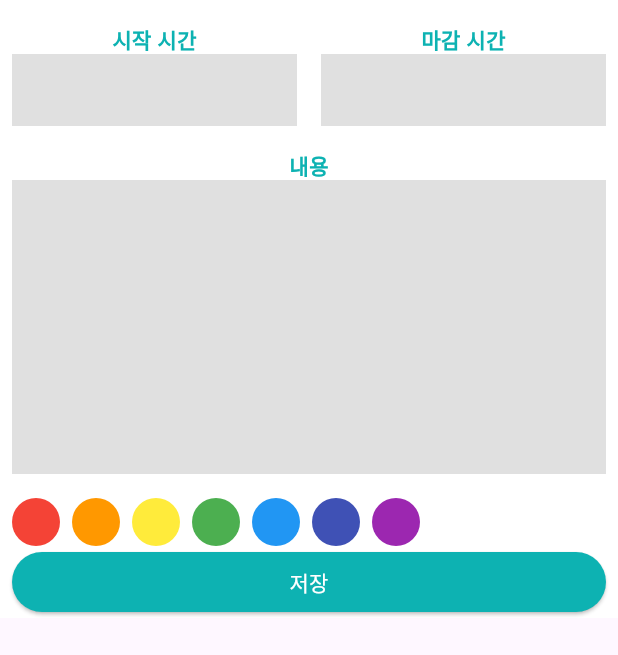
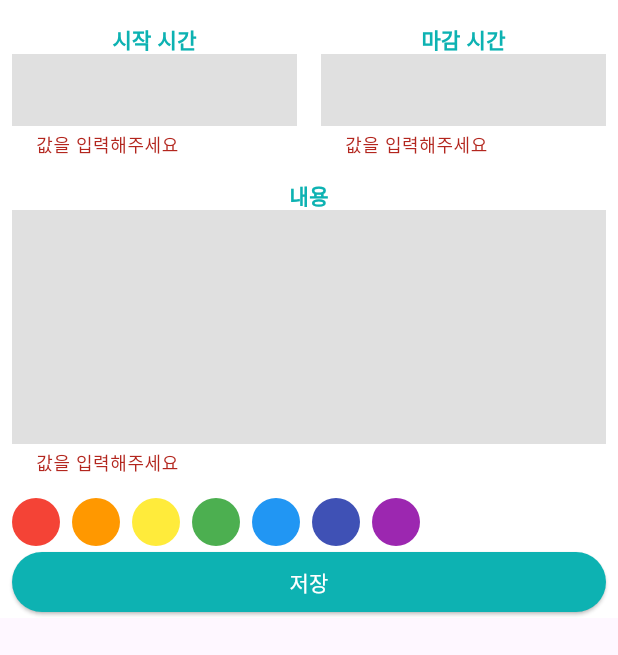
Before and after one commit to bigbulgogiburger/calendar_scheduler, a Flutter app: the ScheduleBottomSheet widget shown alone on an empty page, opened directly, after a tap on "저장", on a phone screen of 412 x 824 dp. Shown: the top 655 px of the screen. Run offline on Flutter 3.47's test engine with Material 3 defaults, Android fonts, the phone set to English and light mode, and no system bars; our stand-ins replace drift, table_calendar; accounts and stored records are empty; generated files the repository leaves out were written again.

```diff
--- a/lib/component/custom_text_field.dart
+++ b/lib/component/custom_text_field.dart
@@ -27,7 +27,12 @@ class CustomTextField extends StatelessWidget {
     );
   }
   Widget renderTextField(){
-    return TextField(
+    return TextFormField(
+      //null이 리ㅓㄴ되면 에러가 없다.
+      // 에러가 있으면 에러를 String 값으로 리턴해준다.
+      validator: (String?  val){
+        if(val == null || val.isEmpty) return '값을 입력해주세요';
+      },
       cursorColor: Colors.grey,
       keyboardType: isTime?TextInputType.number : TextInputType.multiline,
       maxLines: isTime?1:null,
--- a/lib/component/schedule_bottom_sheet.dart
+++ b/lib/component/schedule_bottom_sheet.dart
@@ -2,9 +2,16 @@ import 'package:calendar_scheduler/component/custom_text_field.dart';
 import 'package:calendar_scheduler/const/color.dart';
 import 'package:flutter/material.dart';
 
-class ScheduleBottomSheet extends StatelessWidget {
+class ScheduleBottomSheet extends StatefulWidget {
   const ScheduleBottomSheet({super.key});
 
+  @override
+  State<ScheduleBottomSheet> createState() => _ScheduleBottomSheetState();
+}
+
+class _ScheduleBottomSheetState extends State<ScheduleBottomSheet> {
+  // 이게 폼의 컨트롤러처럼 작동한다.
+  final GlobalKey<FormState> formkey =GlobalKey();
   @override
   Widget build(BuildContext context) {
     final bottomInset = MediaQuery.of(context).viewInsets.bottom;
@@ -21,6 +28,8 @@ class ScheduleBottomSheet extends StatelessWidget {
             padding: EdgeInsets.only(bottom: bottomInset),
             child: Padding(
               padding: EdgeInsets.only(left: 8.0, right: 8.0, top: 16.0),
+              child: Form(
+                key: formkey,
                 child: Column(
                   crossAxisAlignment: CrossAxisAlignment.start,
                   children: [
@@ -33,14 +42,31 @@ class ScheduleBottomSheet extends StatelessWidget {
                       height: 16.0,
                     ),
                     _ColorPicker(),
-                  _SaveButton()
+                    _SaveButton(
+                      onPressed: onSavePressed,
+                    )
                   ],
                 ),
               ),
             ),
           ),
         ),
+      ),
     );
+  }
+  void onSavePressed(){
+    //formkey는 생성을 했는데, form widget과 결합을 안했을 때에
+    if(formkey.currentState == null){
+      return;
+    }
+
+    // 모든 TextFormField의 validator를 실행시킨다. 모든 리턴값이 null일때에 true,
+    if(formkey.currentState!.validate()){
+      print('에러가 있습니다.');
+    }else{
+      print('에러가 없습니다.');
+
+    }
   }
 }
 
@@ -121,7 +147,8 @@ class _ColorPicker extends StatelessWidget {
 }
 
 class _SaveButton extends StatelessWidget {
-  const _SaveButton({super.key});
+  final VoidCallback onPressed;
+  const _SaveButton({required this.onPressed,super.key});
 
   @override
   Widget build(BuildContext context) {
@@ -131,7 +158,7 @@ class _SaveButton extends StatelessWidget {
       children: [
         Expanded(
             child: ElevatedButton(
-          onPressed: () {},
+          onPressed: onPressed,
           child: Text('저장'),
           style: ElevatedButton.styleFrom(
             primary: PRIMARY_COLOR,
```
Lines whose indentation alone changed are shown as unchanged.
